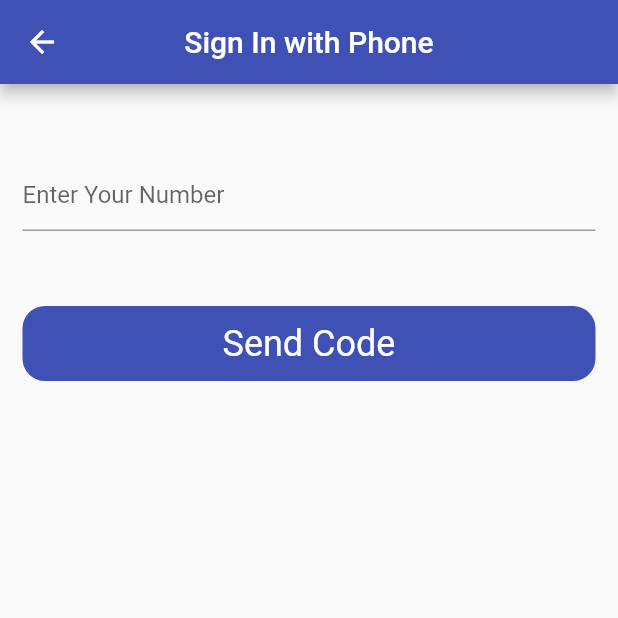
After one commit to Aabis-Ahmed-Hassan/Firebase-Practice, a Flutter app: the screen it shows after launch, after a tap on "Login", after a tap on "Login with Phone", on a phone screen of 412 x 824 dp, the top half of it. The commit adds this screen. Run offline on Flutter 3.47's test engine with Material 3 defaults, Android fonts, the phone set to English and light mode, and no system bars; our stand-ins replace firebase_auth, firebase_core, fluttertoast; accounts and stored records are empty.

Commit message:
done with signup, login and login with phone

```diff
--- a/lib/firebase_services/splash_services.dart
+++ b/lib/firebase_services/splash_services.dart
@@ -1,10 +1,16 @@
 import 'dart:async';
 
+import 'package:firebase_auth/firebase_auth.dart';
 import 'package:firebase_practice/ui/auth/login_screen.dart';
+import 'package:firebase_practice/ui/home_screen.dart';
 import 'package:flutter/material.dart';
 
 class SplashServices {
   void isLogin(BuildContext context) {
+    final _fbAuth = FirebaseAuth.instance;
+    final user = _fbAuth.currentUser;
+
+    if (user == null) {
       Timer(Duration(seconds: 3), () {
         Navigator.push(
           context,
@@ -13,5 +19,15 @@ class SplashServices {
           ),
         );
       });
+    } else {
+      Timer(Duration(seconds: 3), () {
+        Navigator.push(
+          context,
+          MaterialPageRoute(
+            builder: (context) => HomeScren(),
+          ),
+        );
+      });
     }
   }
+}
--- a/lib/ui/auth/login_screen.dart
+++ b/lib/ui/auth/login_screen.dart
@@ -1,4 +1,6 @@
 import 'package:firebase_auth/firebase_auth.dart';
+import 'package:firebase_practice/constants/app_colors.dart';
+import 'package:firebase_practice/ui/auth/login_with_phone.dart';
 import 'package:firebase_practice/ui/auth/signup_screen.dart';
 import 'package:firebase_practice/ui/home_screen.dart';
 import 'package:firebase_practice/utils/utils.dart';
@@ -130,6 +132,15 @@ class _LoginScreenState extends State<LoginScreen> {
                   child: Text('Sign Up'),
                 )
               ],
+            ),
+            MyRoundButton(
+              title: 'Login with Phone',
+              onTap: () {
+                Navigator.push(context,
+                    MaterialPageRoute(builder: (context) => LoginWithPhone()));
+              },
+              bgColor: Colors.white,
+              textColor: AppColors.defaultColor,
             )
           ],
         ),
--- /dev/null
+++ b/lib/ui/auth/login_with_phone.dart
@@ -0,0 +1,138 @@
+import 'package:firebase_auth/firebase_auth.dart';
+import 'package:firebase_practice/constants/app_colors.dart';
+import 'package:firebase_practice/ui/auth/verify_otp.dart';
+import 'package:firebase_practice/utils/utils.dart';
+import 'package:firebase_practice/widgets/my_round_button.dart';
+import 'package:flutter/material.dart';
+
+class LoginWithPhone extends StatefulWidget {
+  const LoginWithPhone({super.key});
+
+  @override
+  State<LoginWithPhone> createState() => _LoginWithPhoneState();
+}
+
+class _LoginWithPhoneState extends State<LoginWithPhone> {
+  final phoneController = TextEditingController();
+  final _fbAuth = FirebaseAuth.instance;
+
+  bool loading = false;
+
+  @override
+  Widget build(BuildContext context) {
+    return Scaffold(
+      appBar: AppBar(
+        backgroundColor: AppColors.defaultColor,
+        title: Text(
+          'Sign In with Phone',
+          style: TextStyle(
+            color: Colors.white,
+          ),
+        ),
+        centerTitle: true,
+      ),
+      body: Padding(
+        padding: EdgeInsets.symmetric(
+          horizontal: 15,
+        ),
+        child: Column(
+          mainAxisAlignment: MainAxisAlignment.start,
+          crossAxisAlignment: CrossAxisAlignment.center,
+          children: [
+            SizedBox(
+              height: 50,
+            ),
+            TextFormField(
+              controller: phoneController,
+              keyboardType: TextInputType.number,
+              decoration: InputDecoration(
+                hintText: 'Enter Your Number',
+              ),
+            ),
+            SizedBox(
+              height: 50,
+            ),
+            MyRoundButton(
+              title: 'Send Code',
+              loading: loading,
+              onTap: () {
+                setState(() {
+                  loading = true;
+                });
+
+                _fbAuth.verifyPhoneNumber(
+                    phoneNumber: phoneController.text,
+                    verificationCompleted: (_) {
+                      setState(() {
+                        loading = false;
+                      });
+                    },
+                    verificationFailed: (e) {
+                      setState(() {
+                        loading = false;
+                      });
+
+                      Utils().showToastMessage(
+                        e.toString(),
+                      );
+                    },
+                    codeSent: (String verificationId, int? token) {
+                      setState(() {
+                        loading = false;
+                      });
+                      Navigator.push(
+                        context,
+                        MaterialPageRoute(
+                          builder: (context) =>
+                              VerifiyOTP(verificationId: verificationId),
+                        ),
+                      );
+                    },
+                    codeAutoRetrievalTimeout: (e) {
+                      setState(() {
+                        loading = false;
+                      });
+                      Utils().showToastMessage(e.toString());
+                    });
+              },
+
+              // onTap: () {
+              //   setState(() {
+              //     loading = true;
+              //   });
+              //
+              //   _fbAuth.verifyPhoneNumber(
+              //     phoneNumber: phoneController.text,
+              //     verificationCompleted: (_) {
+              //       setState(() {
+              //         loading = false;
+              //       });
+              //     },
+              //     verificationFailed: (e) {
+              //       setState(() {
+              //         loading = false;
+              //       });
+              //
+              //       Utils().showToastMessage(e.toString());
+              //     },
+              //     codeSent: (String validationId, int? token) {
+              //       setState(() {
+              //         loading = false;
+              //       });
+              //     },
+              //     codeAutoRetrievalTimeout: (e) {
+              //       setState(() {
+              //         loading = false;
+              //       });
+              //
+              //       Utils().showToastMessage(e.toString());
+              //     },
+              //   );
+              // },
+            ),
+          ],
+        ),
+      ),
+    );
+  }
+}
--- a/lib/ui/auth/signup_screen.dart
+++ b/lib/ui/auth/signup_screen.dart
@@ -1,5 +1,6 @@
 import 'package:firebase_auth/firebase_auth.dart';
 import 'package:firebase_practice/ui/auth/login_screen.dart';
+import 'package:firebase_practice/ui/home_screen.dart';
 import 'package:firebase_practice/utils/utils.dart';
 import 'package:firebase_practice/widgets/my_round_button.dart';
 import 'package:flutter/material.dart';
@@ -89,8 +90,8 @@ class _SignUpScreenState extends State<SignUpScreen> {
                                 email: emailController.text.toString(),
                                 password: passwordController.text.toString())
                             .then((value) {
-                          Utils()
-                              .showToastMessage('User Created Successfully!');
+
+Navigator.push(context, MaterialPageRoute(builder: (context)=>HomeScren()));
                           setState(() {
                             loading = false;
                           });
--- a/lib/widgets/my_round_button.dart
+++ b/lib/widgets/my_round_button.dart
@@ -5,11 +5,15 @@ class MyRoundButton extends StatelessWidget {
   final String title;
   final VoidCallback onTap;
   final bool loading;
+  final Color bgColor;
+  final Color textColor;
   MyRoundButton(
       {super.key,
       required this.title,
       required this.onTap,
-      this.loading = false});
+      this.loading = false,
+      this.textColor = Colors.white,
+      this.bgColor = AppColors.defaultColor});
 
   @override
   Widget build(BuildContext context) {
@@ -19,9 +23,11 @@ class MyRoundButton extends StatelessWidget {
         height: 50,
         width: double.infinity,
         decoration: BoxDecoration(
-          color: AppColors.defaultColor,
-          borderRadius: BorderRadius.circular(15),
-        ),
+            color: bgColor,
+            borderRadius: BorderRadius.circular(15),
+            border: Border.all(
+              color: AppColors.defaultColor,
+            )),
         child: Center(
           child: loading
               ? CircularProgressIndicator(
@@ -31,7 +37,7 @@ class MyRoundButton extends StatelessWidget {
                   title,
                   style: TextStyle(
                     fontSize: 24,
-                    color: Colors.white,
+                    color: textColor,
                   ),
                 ),
         ),
```
Also changed, not shown: lib/ui/auth/verify_otp.dart (added, +87 -0 lines), lib/ui/home_screen.dart (+29 -1 lines). Lines whose indentation alone changed are shown as unchanged.
